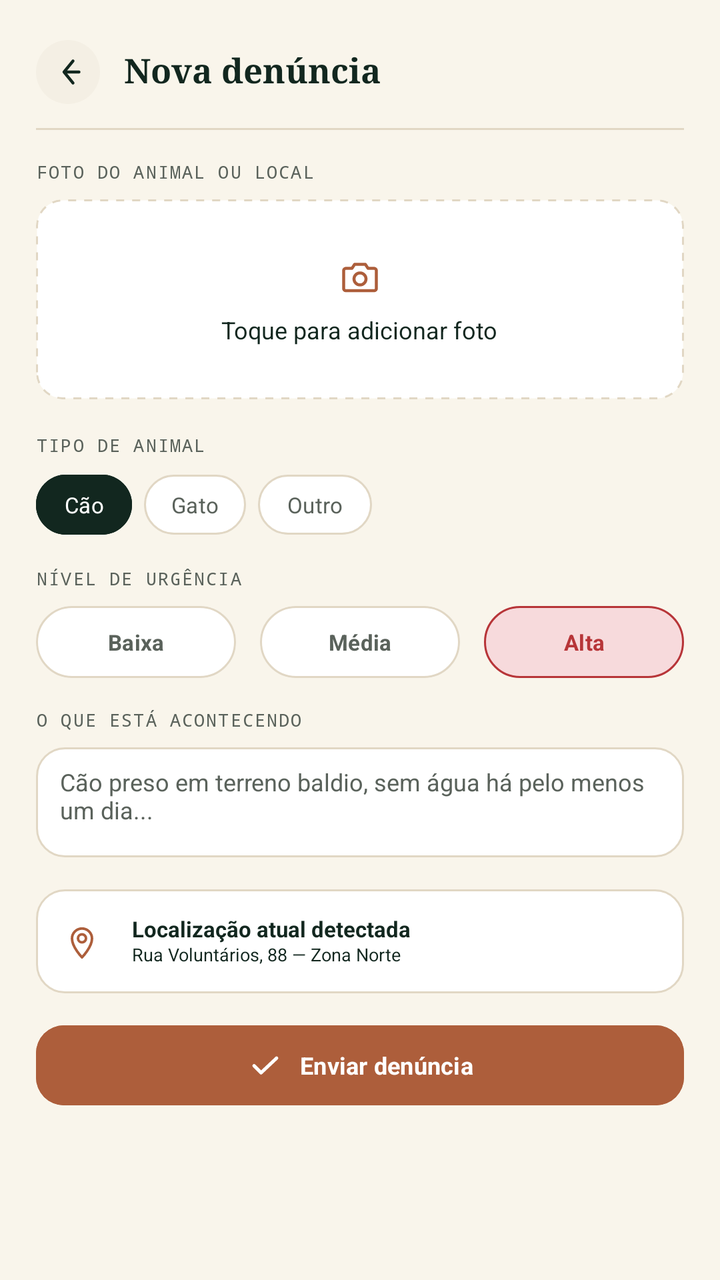
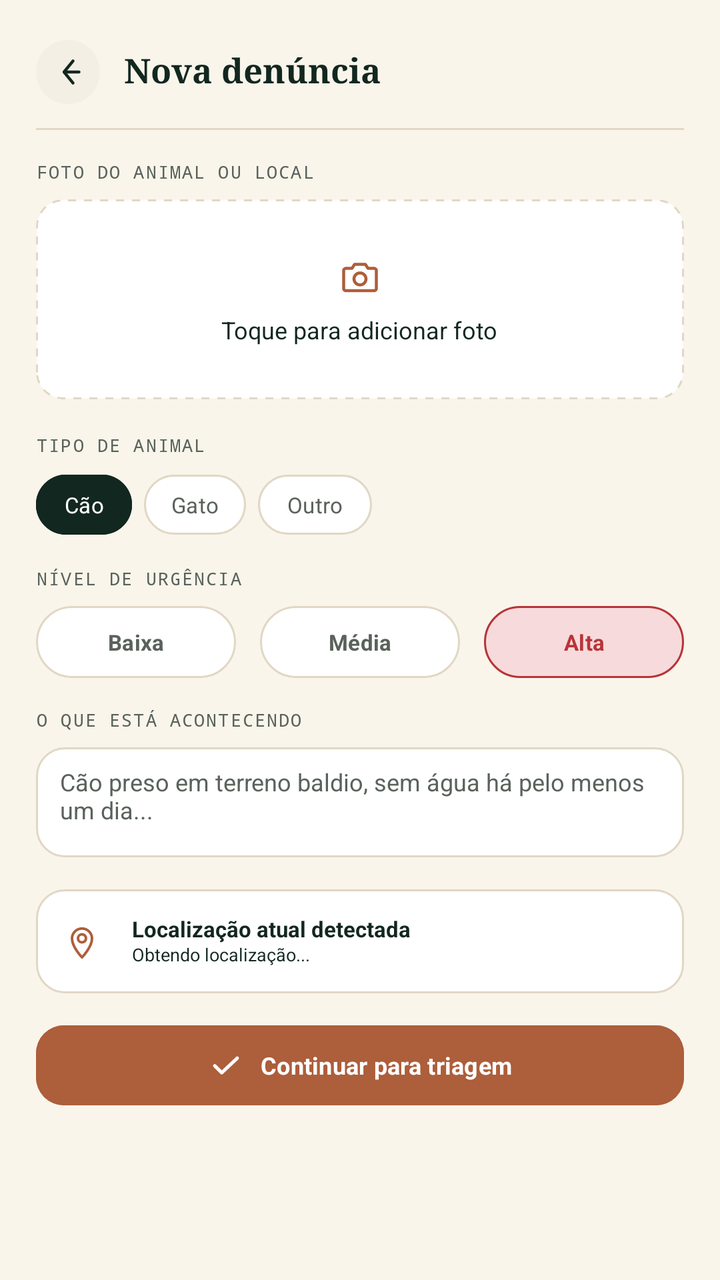

Two renders of the same Android screen: before a commit and after it. Below are the layout's source before the change and the commit's diff.
<!-- AndroidManifest.xml: application theme Theme.WeAnimals -->
<!-- res/layout/activity_report.xml -->
<?xml version="1.0" encoding="utf-8"?>
<ScrollView xmlns:android="http://schemas.android.com/apk/res/android"
    xmlns:app="http://schemas.android.com/apk/res-auto"
    xmlns:tools="http://schemas.android.com/tools"
    android:id="@+id/report_scroll"
    android:layout_width="match_parent"
    android:layout_height="match_parent"
    android:background="@color/background"
    android:fillViewport="true"
    android:overScrollMode="never"
    android:scrollbars="none"
    tools:context=".ReportActivity">

    <LinearLayout
        android:layout_width="match_parent"
        android:layout_height="wrap_content"
        android:orientation="vertical"
        android:paddingStart="18dp"
        android:paddingTop="16dp"
        android:paddingEnd="18dp"
        android:paddingBottom="24dp">

        <LinearLayout
            android:id="@+id/report_header"
            android:layout_width="match_parent"
            android:layout_height="40dp"
            android:gravity="center_vertical"
            android:orientation="horizontal">

            <ImageButton
                android:id="@+id/back_button"
                android:layout_width="32dp"
                android:layout_height="32dp"
                android:background="@drawable/bg_back_button"
                android:contentDescription="@string/back"
                android:padding="7dp"
                android:src="@drawable/ic_arrow_back"
                android:tint="@color/ink" />

            <TextView
                android:id="@+id/report_title"
                android:layout_width="wrap_content"
                android:layout_height="wrap_content"
                android:layout_marginStart="12dp"
                android:fontFamily="serif"
                android:includeFontPadding="false"
                android:text="@string/report_title"
                android:textColor="@color/ink"
                android:textSize="@dimen/text_size_report_title"
                android:textStyle="bold" />
        </LinearLayout>

        <View
            android:id="@+id/header_divider"
            android:layout_width="match_parent"
            android:layout_height="1dp"
            android:layout_marginTop="8dp"
            android:background="@color/border" />

        <TextView
            android:id="@+id/photo_section_label"
            android:layout_width="wrap_content"
            android:layout_height="wrap_content"
            android:layout_marginTop="16dp"
            android:fontFamily="monospace"
            android:includeFontPadding="false"
            android:letterSpacing="0.08"
            android:text="@string/photo_section_label"
            android:textColor="@color/muted"
            android:textSize="@dimen/text_size_report_label" />

        <FrameLayout
            android:id="@+id/photo_dropzone"
            android:layout_width="match_parent"
            android:layout_height="100dp"
            android:layout_marginTop="8dp"
            android:background="@drawable/bg_photo_dropzone"
            android:clickable="true"
            android:clipToOutline="true"
            android:focusable="true"
            android:foreground="?attr/selectableItemBackground"
            android:padding="12dp">

            <ImageView
                android:id="@+id/photo_preview"
                android:layout_width="match_parent"
                android:layout_height="match_parent"
                android:contentDescription="@string/photo_selected_description"
                android:scaleType="centerCrop"
                android:visibility="gone" />

            <LinearLayout
                android:layout_width="match_parent"
                android:layout_height="match_parent"
                android:gravity="center"
                android:orientation="vertical">

                <ImageView
                    android:id="@+id/photo_icon"
                    android:layout_width="24dp"
                    android:layout_height="24dp"
                    android:contentDescription=""
                    android:src="@drawable/ic_camera"
                    android:tint="@color/terracotta" />

                <TextView
                    android:id="@+id/photo_prompt"
                    android:layout_width="wrap_content"
                    android:layout_height="wrap_content"
                    android:layout_marginTop="8dp"
                    android:fontFamily="sans-serif"
                    android:includeFontPadding="false"
                    android:text="@string/add_photo"
                    android:textColor="@color/ink"
                    android:textSize="@dimen/text_size_report_body" />
            </LinearLayout>
        </FrameLayout>

        <TextView
            android:id="@+id/animal_type_label"
            android:layout_width="wrap_content"
            android:layout_height="wrap_content"
            android:layout_marginTop="18dp"
            android:fontFamily="monospace"
            android:includeFontPadding="false"
            android:letterSpacing="0.08"
            android:text="@string/animal_type"
            android:textColor="@color/muted"
            android:textSize="@dimen/text_size_report_label" />

        <LinearLayout
            android:id="@+id/animal_type_group"
            android:layout_width="match_parent"
            android:layout_height="32dp"
            android:layout_marginTop="8dp"
            android:gravity="start|center_vertical"
            android:orientation="horizontal">

            <com.google.android.material.button.MaterialButton
                android:id="@+id/dog_button"
                android:layout_width="48dp"
                android:layout_height="30dp"
                android:backgroundTint="@color/ink"
                android:fontFamily="sans-serif"
                android:insetTop="0dp"
                android:insetBottom="0dp"
                android:minWidth="0dp"
                android:minHeight="0dp"
                android:paddingStart="5dp"
                android:paddingEnd="5dp"
                android:text="@string/dog"
                android:textAllCaps="false"
                android:textColor="@color/white"
                android:textSize="@dimen/text_size_report_chip"
                app:cornerRadius="18dp"
                app:strokeColor="@color/ink"
                app:strokeWidth="1dp" />

            <com.google.android.material.button.MaterialButton
                android:id="@+id/cat_button"
                android:layout_width="51dp"
                android:layout_height="30dp"
                android:layout_marginStart="6dp"
                android:backgroundTint="@color/surface"
                android:fontFamily="sans-serif"
                android:insetTop="0dp"
                android:insetBottom="0dp"
                android:minWidth="0dp"
                android:minHeight="0dp"
                android:paddingStart="5dp"
                android:paddingEnd="5dp"
                android:text="@string/cat"
                android:textAllCaps="false"
                android:textColor="@color/muted"
                android:textSize="@dimen/text_size_report_chip"
                app:cornerRadius="18dp"
                app:strokeColor="@color/border"
                app:strokeWidth="1dp" />

            <com.google.android.material.button.MaterialButton
                android:id="@+id/other_button"
                android:layout_width="57dp"
                android:layout_height="30dp"
                android:layout_marginStart="6dp"
                android:backgroundTint="@color/surface"
                android:fontFamily="sans-serif"
                android:insetTop="0dp"
                android:insetBottom="0dp"
                android:minWidth="0dp"
                android:minHeight="0dp"
                android:paddingStart="5dp"
                android:paddingEnd="5dp"
                android:text="@string/other"
                android:textAllCaps="false"
                android:textColor="@color/muted"
                android:textSize="@dimen/text_size_report_chip"
                app:cornerRadius="18dp"
                app:strokeColor="@color/border"
                app:strokeWidth="1dp" />
        </LinearLayout>

        <TextView
            android:id="@+id/urgency_label"
            android:layout_width="wrap_content"
            android:layout_height="wrap_content"
            android:layout_marginTop="16dp"
            android:fontFamily="monospace"
            android:includeFontPadding="false"
            android:letterSpacing="0.08"
            android:text="@string/urgency_level"
            android:textColor="@color/muted"
            android:textSize="@dimen/text_size_report_label" />

        <LinearLayout
            android:id="@+id/urgency_group"
            android:layout_width="match_parent"
            android:layout_height="36dp"
            android:layout_marginTop="8dp"
            android:gravity="center_vertical"
            android:orientation="horizontal">

            <com.google.android.material.button.MaterialButton
                android:id="@+id/urgency_low_button"
                android:layout_width="0dp"
                android:layout_height="36dp"
                android:layout_marginEnd="8dp"
                android:layout_weight="1"
                android:backgroundTint="@color/surface"
                android:fontFamily="sans-serif"
                android:insetTop="0dp"
                android:insetBottom="0dp"
                android:minWidth="0dp"
                android:minHeight="0dp"
                android:paddingStart="4dp"
                android:paddingEnd="4dp"
                android:text="@string/urgency_low"
                android:textAllCaps="false"
                android:textColor="@color/muted"
                android:textSize="@dimen/text_size_report_chip"
                android:textStyle="bold"
                app:cornerRadius="18dp"
                app:strokeColor="@color/border"
                app:strokeWidth="1dp" />

            <com.google.android.material.button.MaterialButton
                android:id="@+id/urgency_medium_button"
                android:layout_width="0dp"
                android:layout_height="36dp"
                android:layout_marginStart="4dp"
                android:layout_marginEnd="4dp"
                android:layout_weight="1"
                android:backgroundTint="@color/surface"
                android:fontFamily="sans-serif"
                android:insetTop="0dp"
                android:insetBottom="0dp"
                android:minWidth="0dp"
                android:minHeight="0dp"
                android:paddingStart="4dp"
                android:paddingEnd="4dp"
                android:text="@string/urgency_medium"
                android:textAllCaps="false"
                android:textColor="@color/muted"
                android:textSize="@dimen/text_size_report_chip"
                android:textStyle="bold"
                app:cornerRadius="18dp"
                app:strokeColor="@color/border"
                app:strokeWidth="1dp" />

            <com.google.android.material.button.MaterialButton
                android:id="@+id/urgency_high_button"
                android:layout_width="0dp"
                android:layout_height="36dp"
                android:layout_marginStart="8dp"
                android:layout_weight="1"
                android:backgroundTint="@color/soft_red"
                android:fontFamily="sans-serif"
                android:insetTop="0dp"
                android:insetBottom="0dp"
                android:minWidth="0dp"
                android:minHeight="0dp"
                android:paddingStart="4dp"
                android:paddingEnd="4dp"
                android:text="@string/urgency_high"
                android:textAllCaps="false"
                android:textColor="@color/red"
                android:textSize="@dimen/text_size_report_chip"
                android:textStyle="bold"
                app:cornerRadius="18dp"
                app:strokeColor="@color/red"
                app:strokeWidth="1dp" />
        </LinearLayout>

        <TextView
            android:id="@+id/description_label"
            android:layout_width="wrap_content"
            android:layout_height="wrap_content"
            android:layout_marginTop="16dp"
            android:fontFamily="monospace"
            android:includeFontPadding="false"
            android:letterSpacing="0.08"
            android:text="@string/what_is_happening"
            android:textColor="@color/muted"
            android:textSize="@dimen/text_size_report_label" />

        <EditText
            android:id="@+id/description_edit"
            android:layout_width="match_parent"
            android:layout_height="55dp"
            android:layout_marginTop="8dp"
            android:background="@drawable/bg_report_card"
            android:fontFamily="sans-serif"
            android:gravity="top|start"
            android:hint="@string/report_description"
            android:includeFontPadding="false"
            android:inputType="textCapSentences|textMultiLine"
            android:maxLines="2"
            android:paddingStart="12dp"
            android:paddingTop="11dp"
            android:paddingEnd="12dp"
            android:paddingBottom="8dp"
            android:textColor="@color/muted"
            android:textColorHint="@color/muted"
            android:textSize="@dimen/text_size_report_body" />

        <FrameLayout
            android:id="@+id/location_card"
            android:layout_width="match_parent"
            android:layout_height="52dp"
            android:layout_marginTop="16dp"
            android:background="@drawable/bg_report_card"
            android:paddingStart="12dp"
            android:paddingEnd="12dp">

            <ImageView
                android:id="@+id/location_icon"
                android:layout_width="22dp"
                android:layout_height="22dp"
                android:layout_gravity="start|center_vertical"
                android:contentDescription=""
                android:src="@drawable/ic_location_pin"
                android:tint="@color/terracotta" />

            <LinearLayout
                android:layout_width="match_parent"
                android:layout_height="wrap_content"
                android:layout_gravity="center_vertical"
                android:layout_marginStart="36dp"
                android:orientation="vertical">

                <TextView
                    android:id="@+id/location_title"
                    android:layout_width="match_parent"
                    android:layout_height="wrap_content"
                    android:fontFamily="sans-serif"
                    android:includeFontPadding="false"
                    android:text="@string/current_location"
                    android:textColor="@color/ink"
                    android:textSize="@dimen/text_size_location_title"
                    android:textStyle="bold" />

                <TextView
                    android:id="@+id/location_address"
                    android:layout_width="match_parent"
                    android:layout_height="wrap_content"
                    android:layout_marginTop="1dp"
                    android:fontFamily="sans-serif"
                    android:includeFontPadding="false"
                    android:text="@string/location_address"
                    android:textColor="@color/ink"
                    android:textSize="@dimen/text_size_location_address" />
            </LinearLayout>
        </FrameLayout>

        <com.google.android.material.button.MaterialButton
            android:id="@+id/submit_button"
            android:layout_width="match_parent"
            android:layout_height="40dp"
            android:layout_marginTop="16dp"
            android:backgroundTint="@color/terracotta"
            android:fontFamily="sans-serif"
            android:insetTop="0dp"
            android:insetBottom="0dp"
            android:minHeight="0dp"
            android:text="@string/submit_report"
            android:textAllCaps="false"
            android:textColor="@color/white"
            android:textSize="@dimen/text_size_button"
            android:textStyle="bold"
            app:cornerRadius="14dp"
            app:icon="@drawable/ic_check"
            app:iconGravity="textStart"
            app:iconPadding="8dp"
            app:iconTint="@color/white" />

    </LinearLayout>
</ScrollView>
<!-- resources referenced by this layout -->
<resources>
  <color name="background">#FFF9F5EB</color>
  <color name="border">#FFE1D7C4</color>
  <color name="ink">#FF12271F</color>
  <color name="muted">#FF5A625B</color>
  <color name="red">#FFB73538</color>
  <color name="soft_red">#FFF7DADC</color>
  <color name="surface">#FFFFFFFF</color>
  <color name="terracotta">#FFAD5E3B</color>
  <color name="white">#FFFFFFFF</color>
  <dimen name="text_size_button">12sp</dimen>
  <dimen name="text_size_location_address">9sp</dimen>
  <dimen name="text_size_location_title">11sp</dimen>
  <dimen name="text_size_report_body">12sp</dimen>
  <dimen name="text_size_report_chip">11sp</dimen>
  <dimen name="text_size_report_label">9sp</dimen>
  <dimen name="text_size_report_title">17sp</dimen>
  <!-- drawable bg_back_button (drawable) -->
  <?xml version="1.0" encoding="utf-8"?>
  <shape xmlns:android="http://schemas.android.com/apk/res/android">
      <solid android:color="@color/soft_cream" />
      <corners android:radius="20dp" />
  </shape>
  <!-- drawable bg_photo_dropzone (drawable) -->
  <?xml version="1.0" encoding="utf-8"?>
  <shape xmlns:android="http://schemas.android.com/apk/res/android">
      <solid android:color="@color/surface" />
      <stroke
          android:width="1dp"
          android:color="@color/border"
          android:dashWidth="4dp"
          android:dashGap="4dp" />
      <corners android:radius="13dp" />
  </shape>
  <!-- drawable bg_report_card (drawable) -->
  <?xml version="1.0" encoding="utf-8"?>
  <shape xmlns:android="http://schemas.android.com/apk/res/android">
      <solid android:color="@color/surface" />
      <stroke
          android:width="1dp"
          android:color="@color/border" />
      <corners android:radius="14dp" />
  </shape>
  <!-- drawable ic_check (drawable) -->
  <?xml version="1.0" encoding="utf-8"?>
  <vector xmlns:android="http://schemas.android.com/apk/res/android"
      android:width="16dp"
      android:height="16dp"
      android:viewportWidth="16"
      android:viewportHeight="16">
      <path
          android:fillColor="@android:color/transparent"
          android:pathData="M3,8.2l3.1,3.1L13,4.8"
          android:strokeColor="@color/white"
          android:strokeLineCap="round"
          android:strokeLineJoin="round"
          android:strokeWidth="1.5" />
  </vector>
  <string name="add_photo">Toque para adicionar foto</string>
  <string name="animal_type">TIPO DE ANIMAL</string>
  <string name="back">Voltar</string>
  <string name="cat">Gato</string>
  <string name="current_location">Localização atual detectada</string>
  <string name="dog">Cão</string>
  <string name="location_address">Rua Voluntários, 88 — Zona Norte</string>
  <string name="other">Outro</string>
  <string name="photo_section_label">FOTO DO ANIMAL OU LOCAL</string>
  <string name="photo_selected_description">Foto selecionada do animal ou local</string>
  <string name="report_description">Cão preso em terreno baldio, sem água há pelo menos um dia...</string>
  <string name="report_title">Nova denúncia</string>
  <string name="submit_report">Enviar denúncia</string>
  <string name="urgency_high">Alta</string>
  <string name="urgency_level">NÍVEL DE URGÊNCIA</string>
  <string name="urgency_low">Baixa</string>
  <string name="urgency_medium">Média</string>
  <string name="what_is_happening">O QUE ESTÁ ACONTECENDO</string>
  <style name="Theme.WeAnimals" parent="Base.Theme.WeAnimals" />
  <color name="soft_cream">#FFF4EFE4</color>
  <style name="Base.Theme.WeAnimals" parent="Theme.Material3.DayNight.NoActionBar">
          <item name="android:fontFamily">sans</item>
          <item name="android:windowLightStatusBar">true</item>
          <item name="android:statusBarColor">@color/background</item>
          <item name="android:navigationBarColor">@color/background</item>
          <item name="android:windowLightNavigationBar">true</item>
          <item name="android:colorAccent">@color/terracotta</item>
      </style>
  <!-- unchanged entries left out for length: 3 -->
</resources>

<!-- the commit's change to res/layout/activity_report.xml (unified diff, before → after) -->
@@ -9,7 +9,7 @@
     android:fillViewport="true"
     android:overScrollMode="never"
     android:scrollbars="none"
-    tools:context=".ReportActivity">
+    tools:context=".report.presentation.ReportActivity">
 
     <LinearLayout
         android:layout_width="match_parent"
@@ -328,6 +328,9 @@
             android:layout_height="52dp"
             android:layout_marginTop="16dp"
             android:background="@drawable/bg_report_card"
+            android:clickable="true"
+            android:focusable="true"
+            android:foreground="?attr/selectableItemBackground"
             android:paddingStart="12dp"
             android:paddingEnd="12dp">
 
@@ -365,14 +368,14 @@
                     android:layout_marginTop="1dp"
                     android:fontFamily="sans-serif"
                     android:includeFontPadding="false"
-                    android:text="@string/location_address"
+                    android:text="@string/location_loading"
                     android:textColor="@color/ink"
                     android:textSize="@dimen/text_size_location_address" />
             </LinearLayout>
         </FrameLayout>
 
         <com.google.android.material.button.MaterialButton
-            android:id="@+id/submit_button"
+            android:id="@+id/continue_screening_button"
             android:layout_width="match_parent"
             android:layout_height="40dp"
             android:layout_marginTop="16dp"
@@ -381,7 +384,7 @@
             android:insetTop="0dp"
             android:insetBottom="0dp"
             android:minHeight="0dp"
-            android:text="@string/submit_report"
+            android:text="@string/continue_screening"
             android:textAllCaps="false"
             android:textColor="@color/white"
             android:textSize="@dimen/text_size_button"
<!-- resource entries referenced after the edit -->
@@ -61,15 +61,15 @@
   <string name="animal_type">TIPO DE ANIMAL</string>
   <string name="back">Voltar</string>
   <string name="cat">Gato</string>
+  <string name="continue_screening">Continuar para triagem</string>
   <string name="current_location">Localização atual detectada</string>
   <string name="dog">Cão</string>
-  <string name="location_address">Rua Voluntários, 88 — Zona Norte</string>
+  <string name="location_loading">Obtendo localização...</string>
   <string name="other">Outro</string>
   <string name="photo_section_label">FOTO DO ANIMAL OU LOCAL</string>
   <string name="photo_selected_description">Foto selecionada do animal ou local</string>
   <string name="report_description">Cão preso em terreno baldio, sem água há pelo menos um dia...</string>
   <string name="report_title">Nova denúncia</string>
-  <string name="submit_report">Enviar denúncia</string>
   <string name="urgency_high">Alta</string>
   <string name="urgency_level">NÍVEL DE URGÊNCIA</string>
   <string name="urgency_low">Baixa</string>
